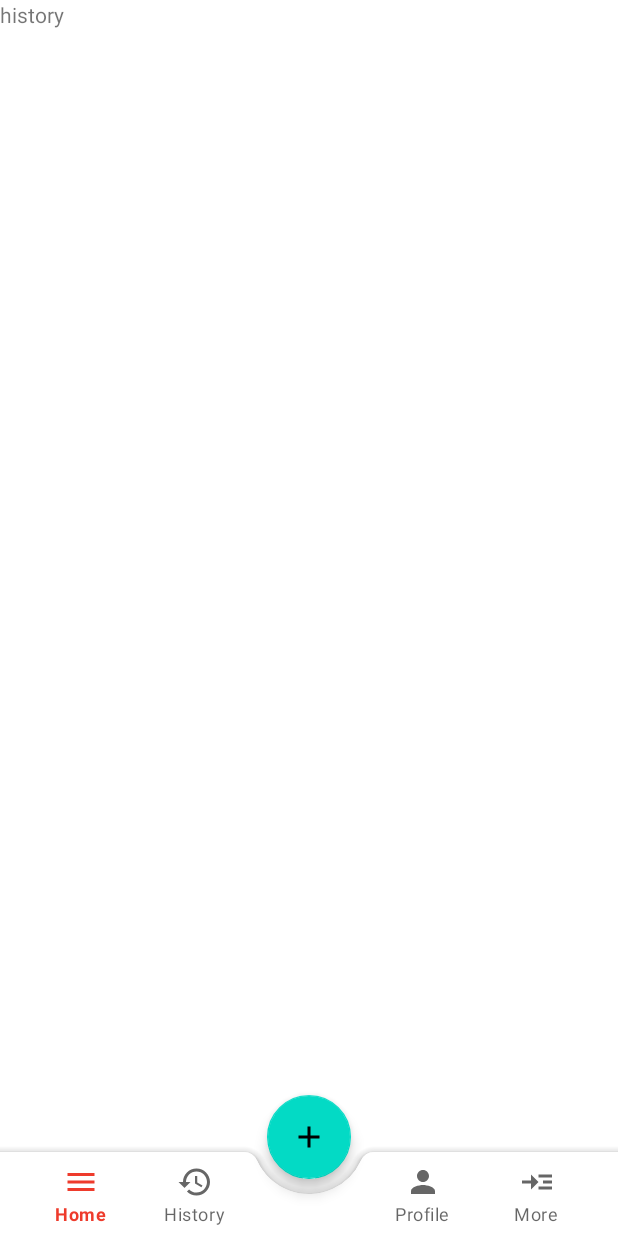
After one commit to onevisionpro/pickup-apps, an Android app: the fragment HistoryFragment placed in its activity, on a phone screen of 412 x 824 dp. The commit adds this screen. Run offline under Robolectric (Android 15) with nearby library versions, the phone set to English and light mode, and no system bars.

Commit message:
created several fragment

```diff
--- a/app/build.gradle
+++ b/app/build.gradle
@@ -42,6 +42,7 @@ dependencies {
     implementation 'androidx.appcompat:appcompat:1.3.0'
     implementation 'com.google.android.material:material:1.3.0'
     implementation 'androidx.constraintlayout:constraintlayout:2.0.4'
+    implementation 'androidx.legacy:legacy-support-v4:1.0.0'
     testImplementation 'junit:junit:4.+'
     androidTestImplementation 'androidx.test.ext:junit:1.1.2'
     androidTestImplementation 'androidx.test.espresso:espresso-core:3.3.0'
--- /dev/null
+++ b/app/src/main/java/com/example/gopickup/presentation/history/HistoryFragment.kt
@@ -0,0 +1,21 @@
+package com.example.gopickup.presentation.history
+
+import android.os.Bundle
+import androidx.fragment.app.Fragment
+import android.view.LayoutInflater
+import android.view.View
+import android.view.ViewGroup
+import com.example.gopickup.R
+
+
+class HistoryFragment : Fragment() {
+
+    override fun onCreateView(
+        inflater: LayoutInflater, container: ViewGroup?,
+        savedInstanceState: Bundle?
+    ): View? {
+        // Inflate the layout for this fragment
+        return inflater.inflate(R.layout.fragment_history, container, false)
+    }
+
+}
--- /dev/null
+++ b/app/src/main/java/com/example/gopickup/presentation/home/HomeFragment.kt
@@ -0,0 +1,21 @@
+package com.example.gopickup.presentation.home
+
+import android.os.Bundle
+import androidx.fragment.app.Fragment
+import android.view.LayoutInflater
+import android.view.View
+import android.view.ViewGroup
+import com.example.gopickup.R
+
+
+class HomeFragment : Fragment() {
+
+    override fun onCreateView(
+        inflater: LayoutInflater, container: ViewGroup?,
+        savedInstanceState: Bundle?
+    ): View? {
+        // Inflate the layout for this fragment
+        return inflater.inflate(R.layout.fragment_home, container, false)
+    }
+
+}
--- a/app/src/main/java/com/example/gopickup/presentation/main/MainActivity.kt
+++ b/app/src/main/java/com/example/gopickup/presentation/main/MainActivity.kt
@@ -2,21 +2,61 @@ package com.example.gopickup.presentation.main
 
 import androidx.appcompat.app.AppCompatActivity
 import android.os.Bundle
+import androidx.fragment.app.Fragment
 import com.example.gopickup.R
 import com.example.gopickup.databinding.ActivityMainBinding
+import com.example.gopickup.presentation.history.HistoryFragment
+import com.example.gopickup.presentation.home.HomeFragment
+import com.example.gopickup.presentation.more.MoreFragment
+import com.example.gopickup.presentation.profile.ProfileFragment
+import com.example.gopickup.utils.showToast
+import com.google.android.material.bottomnavigation.BottomNavigationView
 
 class MainActivity : AppCompatActivity() {
 
     private var _binding: ActivityMainBinding? = null
     private val binding get() = _binding!!
 
+    private val mOnNavigationItemSelected =
+        BottomNavigationView.OnNavigationItemSelectedListener { item ->
+            when (item.itemId) {
+                R.id.nav_home -> {
+                    loadFragment(HomeFragment())
+                    return@OnNavigationItemSelectedListener true
+                }
+                R.id.nav_history -> {
+                    loadFragment(HistoryFragment())
+                    return@OnNavigationItemSelectedListener true
+                }
+                R.id.nav_profile -> {
+                    loadFragment(ProfileFragment())
+                    return@OnNavigationItemSelectedListener true
+                }
+                R.id.nav_more -> {
+                    loadFragment(MoreFragment())
+                    return@OnNavigationItemSelectedListener true
+                }
+            }
+            false
+        }
+
     override fun onCreate(savedInstanceState: Bundle?) {
         super.onCreate(savedInstanceState)
         _binding = ActivityMainBinding.inflate(layoutInflater)
         setContentView(binding.root)
 
+        if (savedInstanceState == null) loadFragment(HomeFragment())
+
         binding.bottomNavigationView.background = null
         binding.bottomNavigationView.menu.getItem(2).isEnabled = false
+        binding.bottomNavigationView.setOnNavigationItemSelectedListener(mOnNavigationItemSelected)
+    }
+
+    private fun loadFragment(fragment: Fragment) {
+        supportFragmentManager
+            .beginTransaction()
+            .replace(R.id.main_container, fragment)
+            .commit()
     }
 
     override fun onBackPressed() {
--- a/app/src/main/res/layout/activity_main.xml
+++ b/app/src/main/res/layout/activity_main.xml
@@ -5,6 +5,12 @@
     android:layout_width="match_parent"
     android:layout_height="match_parent"
     tools:context=".presentation.main.MainActivity">
+
+    <FrameLayout
+        android:id="@+id/main_container"
+        android:layout_width="match_parent"
+        android:layout_height="match_parent"
+        android:layout_marginBottom="60dp" />
 
     <com.google.android.material.bottomappbar.BottomAppBar
         android:id="@+id/bottomAppBar"
@@ -34,4 +40,5 @@
         android:src="@drawable/ic_baseline_add_24"
         app:layout_anchor="@id/bottomAppBar" />
 
+
 </androidx.coordinatorlayout.widget.CoordinatorLayout>
--- /dev/null
+++ b/app/src/main/res/layout/fragment_history.xml
@@ -0,0 +1,14 @@
+<?xml version="1.0" encoding="utf-8"?>
+<FrameLayout xmlns:android="http://schemas.android.com/apk/res/android"
+    xmlns:tools="http://schemas.android.com/tools"
+    android:layout_width="match_parent"
+    android:layout_height="match_parent"
+    tools:context=".presentation.history.HistoryFragment">
+
+    <!-- TODO: Update blank fragment layout -->
+    <TextView
+        android:layout_width="match_parent"
+        android:layout_height="match_parent"
+        android:text="history" />
+
+</FrameLayout>
--- a/app/src/main/res/values/strings.xml
+++ b/app/src/main/res/values/strings.xml
@@ -1,3 +1,5 @@
 <resources>
     <string name="app_name">Go Pickup</string>
+    <!-- TODO: Remove or change this placeholder text -->
+    <string name="hello_blank_fragment">Hello blank fragment</string>
 </resources>
```
Also changed, not shown: app/src/main/java/com/example/gopickup/presentation/more/MoreFragment.kt (added, +21 -0 lines), app/src/main/java/com/example/gopickup/presentation/profile/ProfileFragment.kt (added, +21 -0 lines), app/src/main/res/layout/fragment_home.xml (added, +14 -0 lines), app/src/main/res/layout/fragment_more.xml (added, +14 -0 lines), app/src/main/res/layout/fragment_profile.xml (added, +14 -0 lines).
